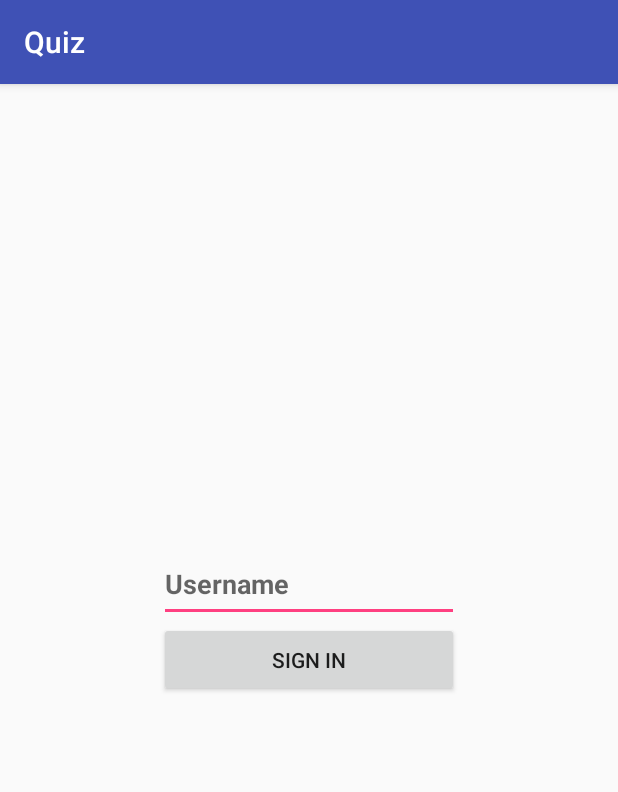
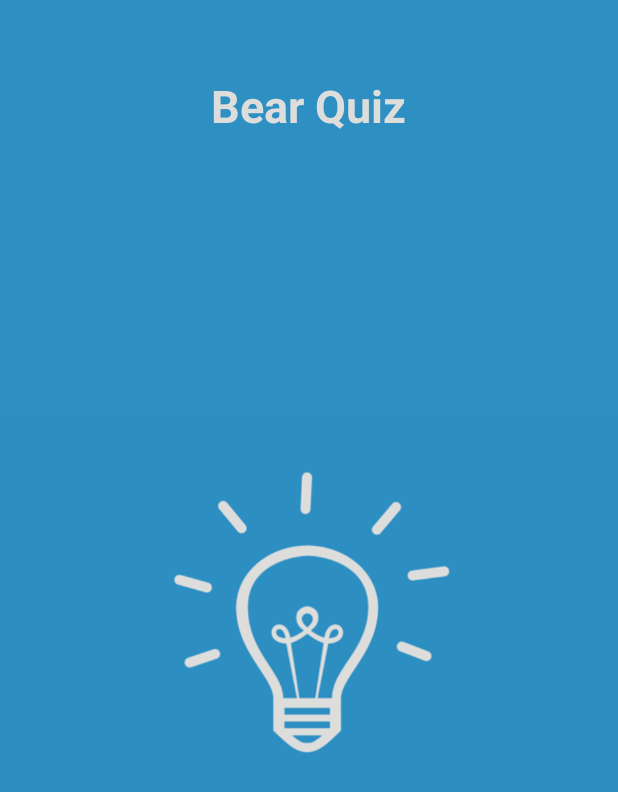
Before and after one commit to PierreAlexandreADAMSKI/Quiz, an Android app: the first screen one second after launch (LoginActivity before the commit, SplashActivity after it), on a phone screen of 412 x 824 dp. Shown: the top 792 px of the screen. Run offline under Robolectric (Android 15) with nearby library versions, the phone set to English and light mode, and no system bars.

Commit message:
Splash screen (activity and layout) Launcher item results fragment list au result

```diff
--- /dev/null
+++ b/app/src/main/java/premiereapplication/testautomation/quiz/activities/SplashActivity.java
@@ -0,0 +1,42 @@
+package premiereapplication.testautomation.quiz.activities;
+
+import android.content.Intent;
+import android.os.Bundle;
+
+import java.util.logging.LogRecord;
+import premiereapplication.testautomation.quiz.R;
+import android.app.Activity;
+import android.content.Intent;
+import android.os.Bundle;
+import android.os.Handler;
+
+public class SplashActivity extends Activity {
+
+    // Splash screen timer
+    private static int SPLASH_TIME_OUT = 3000;
+
+    @Override
+    protected void onCreate(Bundle savedInstanceState) {
+        super.onCreate(savedInstanceState);
+        setContentView(R.layout.splash);
+
+        new android.os.Handler().postDelayed(new Runnable() {
+
+            /*
+             * Showing splash screen with a timer. This will be useful when you
+             * want to show case your app logo / company
+             */
+
+            @Override
+            public void run() {
+                // This method will be executed once the timer is over
+                // Start your app main activity
+                Intent i = new Intent(SplashActivity.this, LoginActivity.class);
+                startActivity(i);
+
+                finish();
+            }
+        }, SPLASH_TIME_OUT);
+    }
+
+}
--- /dev/null
+++ b/app/src/main/res/layout/splash.xml
@@ -0,0 +1,25 @@
+<?xml version="1.0" encoding="utf-8"?>
+
+<RelativeLayout xmlns:android="http://schemas.android.com/apk/res/android"
+    android:layout_width="match_parent"
+    android:layout_height="match_parent"
+    android:background="#2e8fc2">
+
+    <ImageView
+        android:id="@+id/imgLogo"
+        android:layout_width="wrap_content"
+        android:layout_height="wrap_content"
+        android:layout_centerInParent="true"
+        android:src="@drawable/launcher" />
+
+    <TextView
+        android:layout_width="wrap_content"
+        android:layout_height="wrap_content"
+        android:textSize="30dp"
+        android:textColor="#dddedc"
+        android:layout_marginTop="50dp"
+        android:layout_centerHorizontal="true"
+        android:text="Bear Quiz"
+        android:textStyle="bold"/>
+
+</RelativeLayout>
--- a/app/src/main/res/values/strings.xml
+++ b/app/src/main/res/values/strings.xml
@@ -4,6 +4,7 @@
     <string name="category_name">Intitulé de la catégorie</string>
     <string name="quiz_name">Intitulé du Quiz</string>
     <string name="quiz_duration">Durée du Quiz</string>
+    <string name="quiz_result">Résultat du Quiz</string>
 
     <!-- TODO: Remove or change this placeholder text -->
     <string name="hello_blank_fragment">Hello blank fragment</string>
```
Also changed, not shown: app/src/main/AndroidManifest.xml (+9 -6 lines), app/src/main/res/layout/fragment_list_of_results.xml (+15 -1 lines), app/src/main/res/layout/items_of_results.xml (added, +105 -0 lines), app/src/main/res/drawable/launcher.png (added), app/src/main/res/drawable/results.png (added), app/src/main/res/drawable/star.png (added).
